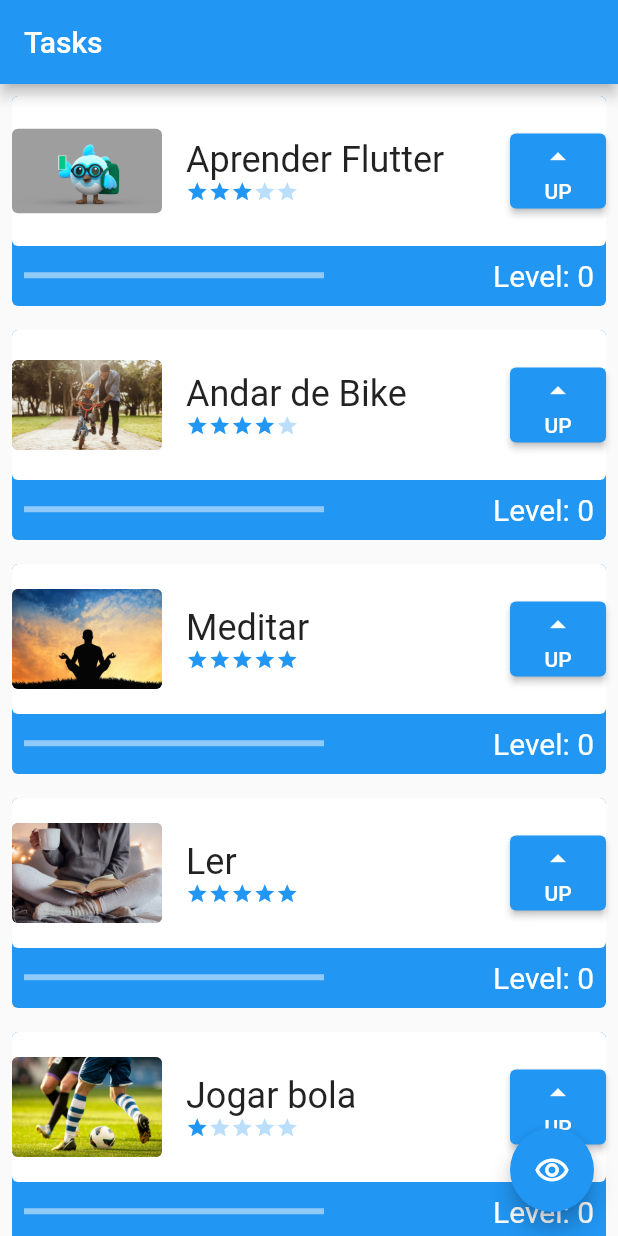
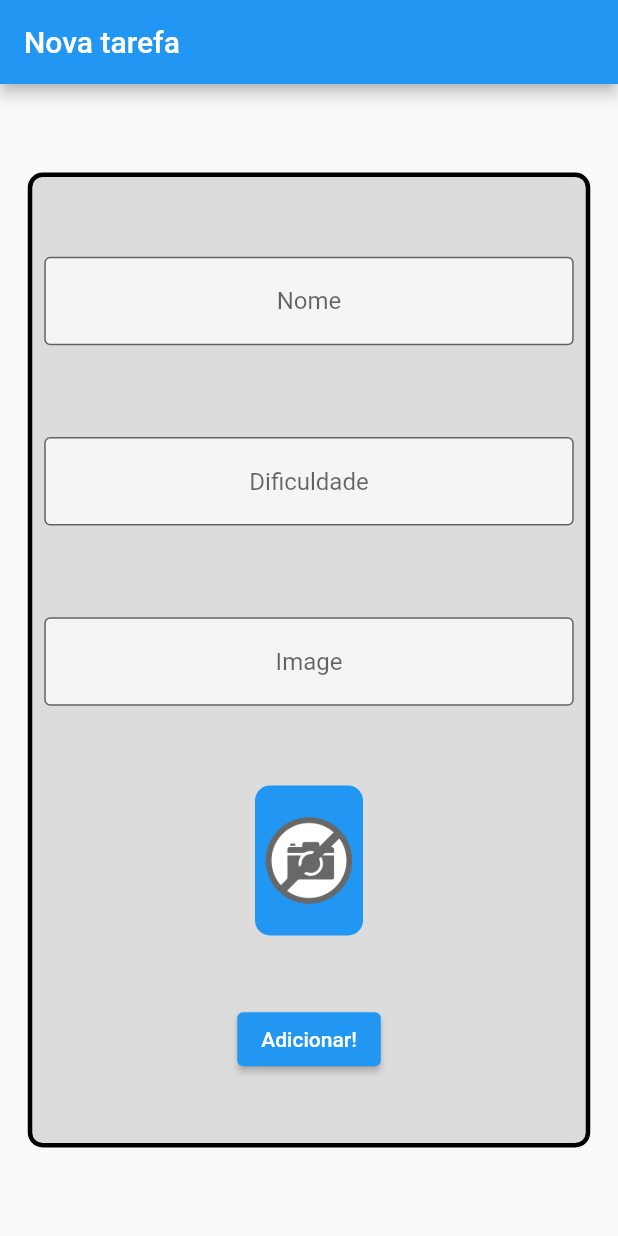
Before and after one commit to kaiodacosta/fist_project_flutter, a Flutter app: the screen it shows after launch, on a phone screen of 412 x 824 dp. Run offline on Flutter 3.47's test engine with Material 2 defaults, Android fonts, the phone set to English and light mode, and no system bars; network calls fail.

Commit message:
Creation form screen with field validate and success message.

```diff
--- a/lib/main.dart
+++ b/lib/main.dart
@@ -1,5 +1,5 @@
-import 'package:todo/screens/initial_screen.dart';
 import 'package:flutter/material.dart';
+import 'package:todo/screens/form_screen.dart';
 
 void main() {
   runApp(const MyApp());
@@ -15,6 +15,6 @@ class MyApp extends StatelessWidget {
         theme: ThemeData(
           primarySwatch: Colors.blue,
         ),
-        home: const InitialScreen());
+        home: const FormScreen());
   }
 }
--- /dev/null
+++ b/lib/screens/form_screen.dart
@@ -0,0 +1,140 @@
+import 'package:flutter/material.dart';
+
+class FormScreen extends StatefulWidget {
+  const FormScreen({Key? key}) : super(key: key);
+
+  @override
+  State<FormScreen> createState() => _FormScreenState();
+}
+
+class _FormScreenState extends State<FormScreen> {
+  TextEditingController nameController = TextEditingController();
+  TextEditingController difficultyController = TextEditingController();
+  TextEditingController imageController = TextEditingController();
+
+  final _formKey = GlobalKey<FormState>();
+
+  @override
+  Widget build(BuildContext context) {
+    return Form(
+      key: _formKey,
+      child: Scaffold(
+        appBar: AppBar(
+          title: const Text('Nova tarefa'),
+        ),
+        body: Center(
+          child: SingleChildScrollView(
+            child: Container(
+              height: 650,
+              width: 375,
+              decoration: BoxDecoration(
+                  color: Colors.black12,
+                  borderRadius: BorderRadius.circular(10),
+                  border: Border.all(width: 3)),
+              child: Column(
+                mainAxisAlignment: MainAxisAlignment.spaceEvenly,
+                crossAxisAlignment: CrossAxisAlignment.center,
+                children: [
+                  Padding(
+                    padding: const EdgeInsets.all(8.0),
+                    child: TextFormField(
+                      validator: (String? value) {
+                        if (value != null && value.isEmpty) {
+                          return 'Insira o nome da Tarefa!';
+                        }
+                        return null;
+                      },
+                      controller: nameController,
+                      textAlign: TextAlign.center,
+                      decoration: const InputDecoration(
+                        border: OutlineInputBorder(),
+                        hintText: 'Nome',
+                        fillColor: Colors.white70,
+                        filled: true,
+                      ),
+                    ),
+                  ), // Tem opção para validar, TextField() não tem!
+                  Padding(
+                    padding: const EdgeInsets.all(8.0),
+                    child: TextFormField(
+                      validator: (value) {
+                        if (value!.isEmpty ||
+                            int.parse(value) > 5 ||
+                            int.parse(value) < 1) {
+                          return 'Insira uma dificuldade entre 1 e 5.';
+                        }
+                        return null;
+                      },
+                      keyboardType: TextInputType.number,
+                      controller: difficultyController,
+                      textAlign: TextAlign.center,
+                      decoration: const InputDecoration(
+                        border: OutlineInputBorder(),
+                        hintText: 'Dificuldade',
+                        fillColor: Colors.white70,
+                        filled: true,
+                      ),
+                    ),
+                  ), // Tem opção para validar, TextField() não tem!
+                  Padding(
+                    padding: const EdgeInsets.all(8.0),
+                    child: TextFormField(
+                      onChanged: (text) {
+                        setState(() {});
+                      },
+                      validator: (value) {
+                        if (value!.isEmpty) {
+                          return 'Insira um URL de Image!';
+                        }
+                        return null;
+                      },
+                      keyboardType: TextInputType.url,
+                      controller: imageController,
+                      textAlign: TextAlign.center,
+                      decoration: const InputDecoration(
+                          border: OutlineInputBorder(),
+                          hintText: 'Image',
+                          fillColor: Colors.white70,
+                          filled: true),
+                    ),
+                  ), // Tem opção para validar, TextField() não tem!
+                  Container(
+                    height: 100,
+                    width: 72,
+                    decoration: BoxDecoration(
+                        color: Colors.blue,
+                        borderRadius: BorderRadius.circular(10),
+                        border: Border.all(width: 2, color: Colors.blue)),
+                    child: ClipRRect(
+                      borderRadius: BorderRadius.circular(10),
+                      child: Image.network(
+                        imageController.text,
+                        errorBuilder: (BuildContext context, Object exception,
+                            StackTrace? stackTrace) {
+                          return Image.asset('assets/images/nophoto.png');
+                        },
+                        fit: BoxFit.cover,
+                      ),
+                    ),
+                  ),
+                  ElevatedButton(
+                      onPressed: () {
+                        if (_formKey.currentState!.validate()) {
+                          print(nameController.text);
+                          print(difficultyController);
+                          print(imageController.text);
+                          ScaffoldMessenger.of(context).showSnackBar(
+                              const SnackBar(
+                                  content: Text('Salvando nova Tarefa')));
+                        }
+                      },
+                      child: const Text('Adicionar!'))
+                ],
+              ),
+            ),
+          ),
+        ),
+      ),
+    );
+  }
+}
```
Also changed, not shown: assets/images/nophoto.png (added), pubspec.lock.
